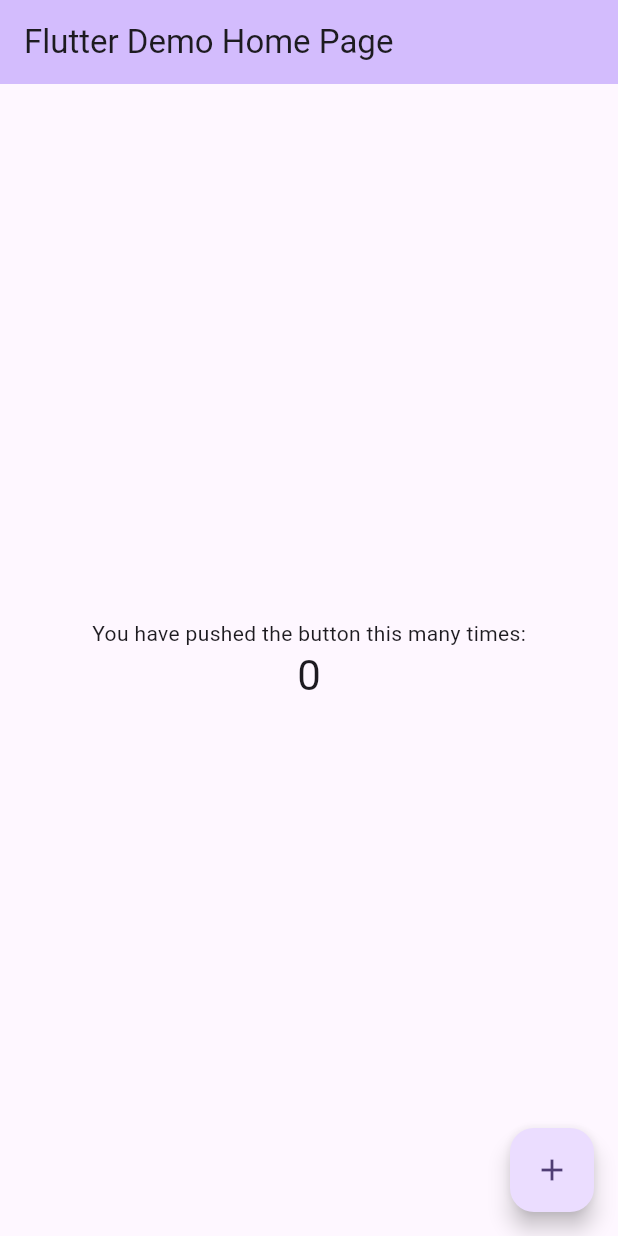
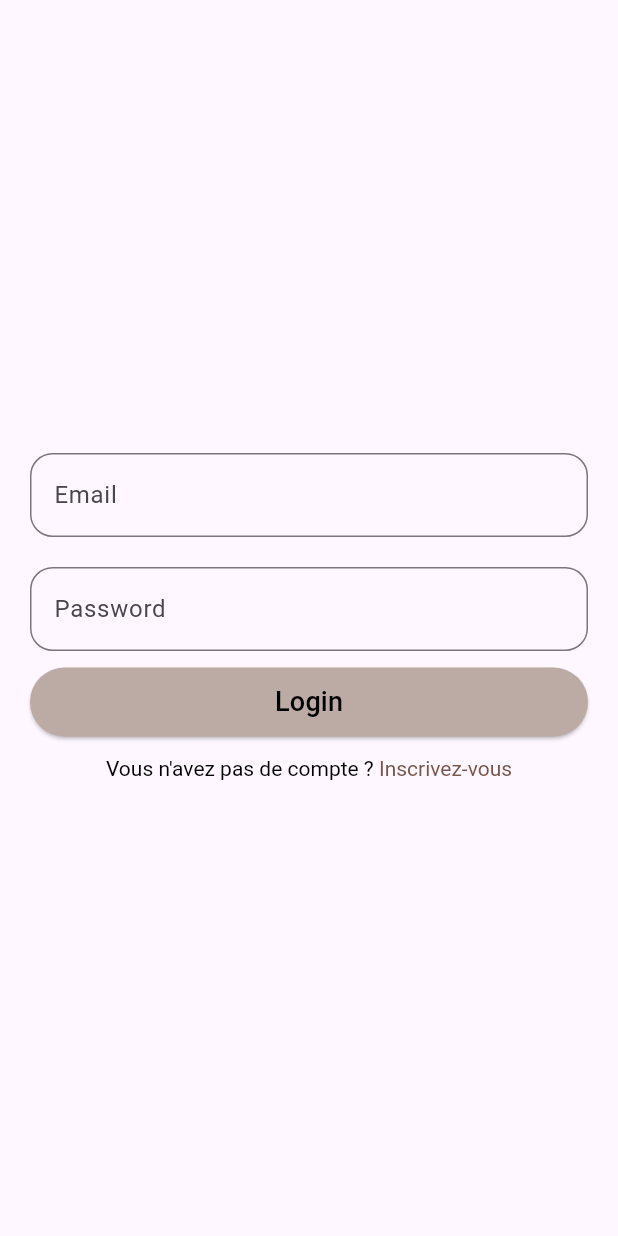
Before and after one commit to HugoClemt/croc_top, a Flutter app: the screen it shows after launch, on a phone screen of 412 x 824 dp. Run offline on Flutter 3.47's test engine with Material 3 defaults, Android fonts, the phone set to English and light mode, and no system bars; our stand-ins replace flutter_dotenv, shared_preferences, supabase_flutter; accounts and stored records are empty.

Commit message:
Register and login ( bug )

```diff
--- a/lib/main.dart
+++ b/lib/main.dart
@@ -1,7 +1,11 @@
+import 'package:croc_top/page/splash.dart';
 import 'package:croc_top/utils/supabase_service.dart';
 import 'package:flutter/material.dart';
+import 'package:flutter_dotenv/flutter_dotenv.dart';
 
 void main() async {
+  WidgetsFlutterBinding.ensureInitialized();
+  await dotenv.load();
   await SupabaseService.initialize();
 
   runApp(const MyApp());
@@ -18,54 +22,7 @@ class MyApp extends StatelessWidget {
         colorScheme: ColorScheme.fromSeed(seedColor: Colors.deepPurple),
         useMaterial3: true,
       ),
-      home: const MyHomePage(title: 'Flutter Demo Home Page'),
+      home: const SplashScreen(),
     );
   }
 }
-
-class MyHomePage extends StatefulWidget {
-  const MyHomePage({super.key, required this.title});
-  final String title;
-
-  @override
-  State<MyHomePage> createState() => _MyHomePageState();
-}
-
-class _MyHomePageState extends State<MyHomePage> {
-  int _counter = 0;
-
-  void _incrementCounter() {
-    setState(() {
-      _counter++;
-    });
-  }
-
-  @override
-  Widget build(BuildContext context) {
-    return Scaffold(
-      appBar: AppBar(
-        backgroundColor: Theme.of(context).colorScheme.inversePrimary,
-        title: Text(widget.title),
-      ),
-      body: Center(
-        child: Column(
-          mainAxisAlignment: MainAxisAlignment.center,
-          children: <Widget>[
-            const Text(
-              'You have pushed the button this many times:',
-            ),
-            Text(
-              '$_counter',
-              style: Theme.of(context).textTheme.headlineMedium,
-            ),
-          ],
-        ),
-      ),
-      floatingActionButton: FloatingActionButton(
-        onPressed: _incrementCounter,
-        tooltip: 'Increment',
-        child: const Icon(Icons.add),
-      ),
-    );
-  }
-}
--- /dev/null
+++ b/lib/page/login.dart
@@ -0,0 +1,108 @@
+import 'package:croc_top/page/register.dart';
+import 'package:croc_top/utils/supabase_service.dart';
+import 'package:flutter/material.dart';
+
+class LoginScreen extends StatefulWidget {
+  const LoginScreen({super.key});
+
+  @override
+  State<LoginScreen> createState() => _LoginScreenState();
+}
+
+class _LoginScreenState extends State<LoginScreen> {
+  final TextEditingController _emailController = TextEditingController();
+  final TextEditingController _passwordController = TextEditingController();
+
+  void _loginUser() async {
+    String email = _emailController.text;
+    String password = _passwordController.text;
+
+    try {
+      await AuthService.signIn(email, password);
+      print('Login successful');
+    } catch (error) {
+      print('Login failed: $error');
+    }
+  }
+
+  void _goToRegister() {
+    Navigator.push(
+      context,
+      MaterialPageRoute(builder: (context) => const RegisterScreen()),
+    );
+  }
+
+  @override
+  Widget build(BuildContext context) {
+    return Scaffold(
+      body: Center(
+        child: Padding(
+          padding: const EdgeInsets.all(20.0),
+          child: Column(
+            mainAxisAlignment: MainAxisAlignment.center,
+            children: [
+              Container(
+                margin: const EdgeInsets.symmetric(vertical: 10.0),
+                child: TextField(
+                  controller: _emailController,
+                  decoration: const InputDecoration(
+                    labelText: 'Email',
+                    border: OutlineInputBorder(
+                        borderRadius: BorderRadius.all(Radius.circular(15.0))),
+                  ),
+                ),
+              ),
+              Container(
+                margin: const EdgeInsets.symmetric(vertical: 10.0),
+                child: TextField(
+                  controller: _passwordController,
+                  obscureText: true,
+                  decoration: const InputDecoration(
+                    labelText: 'Password',
+                    border: OutlineInputBorder(
+                        borderRadius: BorderRadius.all(Radius.circular(15.0))),
+                  ),
+                ),
+              ),
+              SizedBox(
+                width: double.infinity,
+                child: ElevatedButton(
+                  onPressed: _loginUser,
+                  style: ElevatedButton.styleFrom(
+                    backgroundColor: Colors.brown[200],
+                  ),
+                  child: const Padding(
+                    padding: EdgeInsets.all(10.0),
+                    child: Text('Login',
+                        style: TextStyle(
+                            color: Colors.black,
+                            fontSize: 18.0,
+                            fontFamily: 'Roboto')),
+                  ),
+                ),
+              ),
+              Container(
+                margin: const EdgeInsets.symmetric(vertical: 12.0),
+                child: GestureDetector(
+                  onTap: _goToRegister,
+                  child: RichText(
+                    text: const TextSpan(
+                      text: "Vous n'avez pas de compte ? ",
+                      style: TextStyle(color: Colors.black, fontSize: 14.0),
+                      children: [
+                        TextSpan(
+                          text: 'Inscrivez-vous',
+                          style: TextStyle(color: Colors.brown),
+                        ),
+                      ],
+                    ),
+                  ),
+                ),
+              ),
+            ],
+          ),
+        ),
+      ),
+    );
+  }
+}
--- a/pubspec.yaml
+++ b/pubspec.yaml
@@ -37,6 +37,7 @@ dependencies:
   cupertino_icons: ^1.0.2
   supabase_flutter: ^1.10.25
   flutter_dotenv: ^5.1.0
+  shared_preferences: ^2.2.2
 
 dev_dependencies:
   flutter_test:
```
Also changed, not shown: lib/page/home.dart (added, +43 -0 lines), lib/page/register.dart (added, +108 -0 lines), lib/page/splash.dart (added, +48 -0 lines), lib/utils/supabase_service.dart (+63 -0 lines), pubspec.lock.
